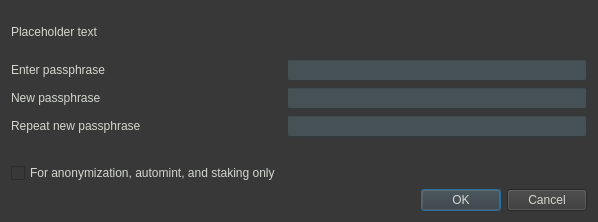
Before: the Qt Designer form src/qt/forms/askpassphrasedialog.ui in NewCapital/TWINS-Core, drawn with Qt 5.
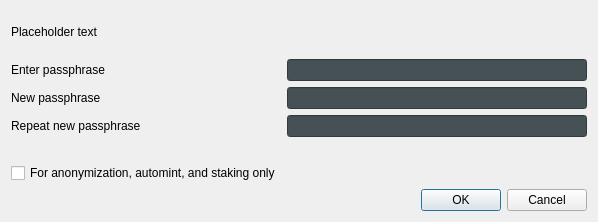
After: the same form once the commit is applied.

```diff
--- a/src/qt/forms/askpassphrasedialog.ui
+++ b/src/qt/forms/askpassphrasedialog.ui
@@ -25,10 +25,6 @@
   <property name="windowTitle">
    <string>Passphrase Dialog</string>
   </property>
-  <property name="styleSheet">
-   <string notr="true">background-color:rgb(56, 56, 56);
-color:rgb(211, 215, 207);</string>
-  </property>
   <layout class="QVBoxLayout" name="verticalLayout">
    <property name="sizeConstraint">
     <enum>QLayout::SetMinimumSize</enum>
```
